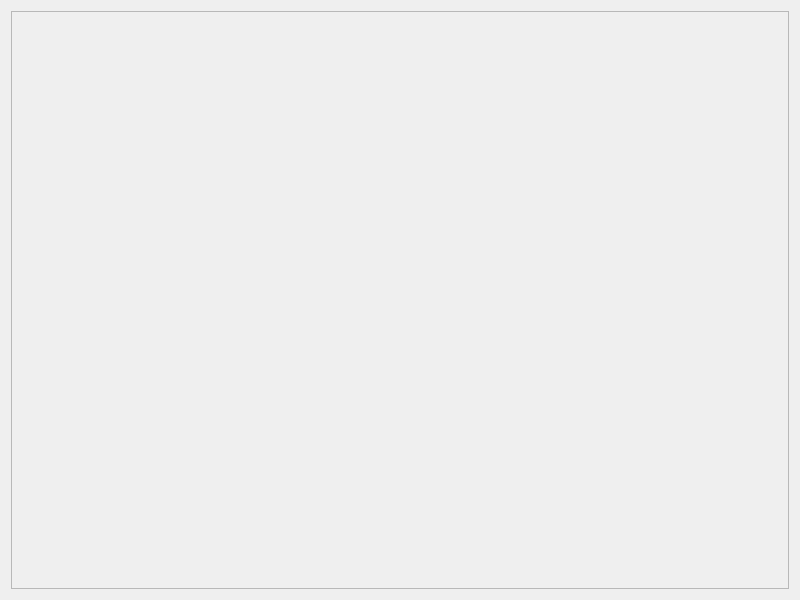
First picture: the form in actividad2/src/mainUI.ui, repository gmegiash/Proyecto_Robotica_25-26, before the edit.
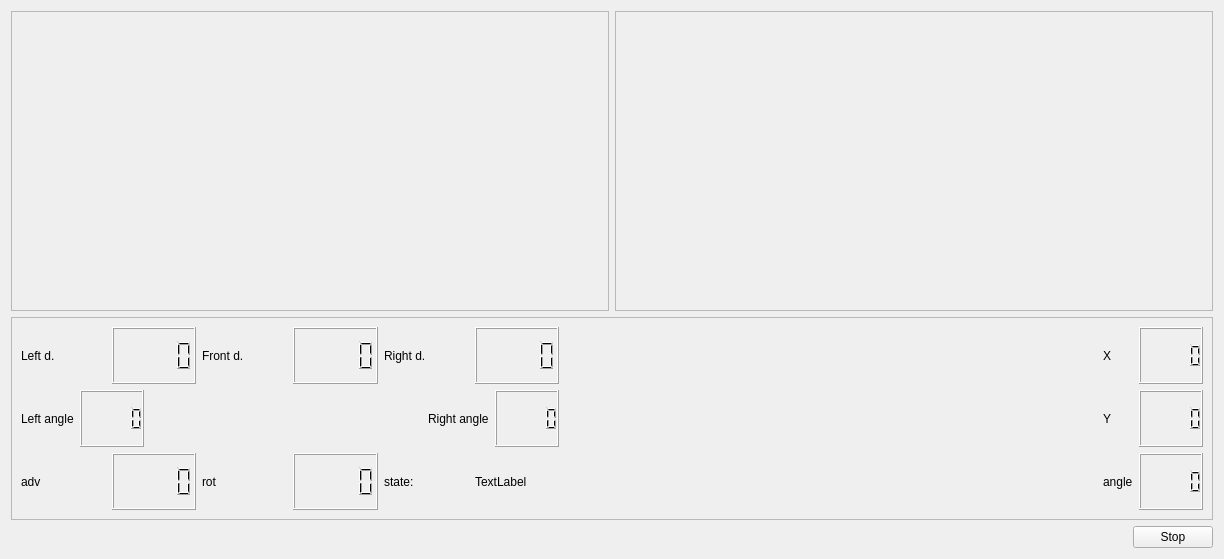
Second picture: the form after the edit.

Commit message: Nueva ventana de qt. Cambio de chocachoca a localiser Datos de la ventana actualizandose a tiempo real Metodo read_data() y ajuste de compute segun los criterios pedidos Me duele la cabeza 2

What changed in the file:
```diff
--- a/actividad2/src/mainUI.ui
+++ b/actividad2/src/mainUI.ui
@@ -6,23 +6,370 @@
    <rect>
     <x>0</x>
     <y>0</y>
-    <width>800</width>
-    <height>600</height>
+    <width>1224</width>
+    <height>559</height>
    </rect>
   </property>
   <property name="windowTitle">
    <string>chocachoca</string>
   </property>
-  <layout class="QGridLayout" name="gridLayout">
-   <item row="0" column="0">
-    <widget class="QFrame" name="frame">
-     <property name="frameShape">
-      <enum>QFrame::StyledPanel</enum>
-     </property>
-     <property name="frameShadow">
-      <enum>QFrame::Raised</enum>
-     </property>
-    </widget>
+  <layout class="QHBoxLayout" name="horizontalLayout_43">
+   <item>
+    <layout class="QVBoxLayout" name="verticalLayout_7">
+     <item>
+      <layout class="QHBoxLayout" name="horizontalLayout_17">
+       <item>
+        <widget class="QFrame" name="frame">
+         <property name="sizePolicy">
+          <sizepolicy hsizetype="Expanding" vsizetype="Preferred">
+           <horstretch>0</horstretch>
+           <verstretch>0</verstretch>
+          </sizepolicy>
+         </property>
+         <property name="minimumSize">
+          <size>
+           <width>500</width>
+           <height>300</height>
+          </size>
+         </property>
+         <property name="frameShape">
+          <enum>QFrame::StyledPanel</enum>
+         </property>
+         <property name="frameShadow">
+          <enum>QFrame::Raised</enum>
+         </property>
+        </widget>
+       </item>
+       <item>
+        <widget class="QFrame" name="frame_room">
+         <property name="sizePolicy">
+          <sizepolicy hsizetype="Expanding" vsizetype="Preferred">
+           <horstretch>0</horstretch>
+           <verstretch>0</verstretch>
+          </sizepolicy>
+         </property>
+         <property name="minimumSize">
+          <size>
+           <width>500</width>
+           <height>300</height>
+          </size>
+         </property>
+         <property name="frameShape">
+          <enum>QFrame::StyledPanel</enum>
+         </property>
+         <property name="frameShadow">
+          <enum>QFrame::Raised</enum>
+         </property>
+        </widget>
+       </item>
+      </layout>
+     </item>
+     <item>
+      <layout class="QVBoxLayout" name="verticalLayout_6">
+       <item>
+        <widget class="QFrame" name="frame_2">
+         <property name="sizePolicy">
+          <sizepolicy hsizetype="Minimum" vsizetype="Preferred">
+           <horstretch>0</horstretch>
+           <verstretch>0</verstretch>
+          </sizepolicy>
+         </property>
+         <property name="frameShape">
+          <enum>QFrame::StyledPanel</enum>
+         </property>
+         <property name="frameShadow">
+          <enum>QFrame::Raised</enum>
+         </property>
+         <layout class="QHBoxLayout" name="horizontalLayout_25">
+          <item>
+           <layout class="QHBoxLayout" name="horizontalLayout_24">
+            <item>
+             <layout class="QVBoxLayout" name="verticalLayout">
+              <item>
+               <layout class="QHBoxLayout" name="horizontalLayout_7">
+                <item>
+                 <layout class="QHBoxLayout" name="horizontalLayout_2">
+                  <item>
+                   <widget class="QLabel" name="label">
+                    <property name="text">
+                     <string>Left d.</string>
+                    </property>
+                   </widget>
+                  </item>
+                  <item>
+                   <widget class="QLCDNumber" name="lcdNumber_leftdist">
+                    <property name="font">
+                     <font>
+                      <bold>true</bold>
+                     </font>
+                    </property>
+                   </widget>
+                  </item>
+                 </layout>
+                </item>
+                <item>
+                 <layout class="QHBoxLayout" name="horizontalLayout_3">
+                  <item>
+                   <widget class="QLabel" name="label_2">
+                    <property name="text">
+                     <string>Front d.</string>
+                    </property>
+                   </widget>
+                  </item>
+                  <item>
+                   <widget class="QLCDNumber" name="lcdNumber_frontdist">
+                    <property name="font">
+                     <font>
+                      <bold>true</bold>
+                     </font>
+                    </property>
+                   </widget>
+                  </item>
+                 </layout>
+                </item>
+                <item>
+                 <layout class="QHBoxLayout" name="horizontalLayout_6">
+                  <item>
+                   <widget class="QLabel" name="label_3">
+                    <property name="text">
+                     <string>Right d.</string>
+                    </property>
+                   </widget>
+                  </item>
+                  <item>
+                   <widget class="QLCDNumber" name="lcdNumber_rightdist">
+                    <property name="font">
+                     <font>
+                      <bold>true</bold>
+                     </font>
+                    </property>
+                   </widget>
+                  </item>
+                 </layout>
+                </item>
+               </layout>
+              </item>
+              <item>
+               <layout class="QHBoxLayout" name="horizontalLayout_23">
+                <item>
+                 <layout class="QHBoxLayout" name="horizontalLayout_22">
+                  <item>
+                   <widget class="QLabel" name="label_15">
+                    <property name="text">
+                     <string>Left angle</string>
+                    </property>
+                   </widget>
+                  </item>
+                  <item>
+                   <widget class="QLCDNumber" name="lcdNumber_leftangle">
+                    <property name="font">
+                     <font>
+                      <bold>true</bold>
+                     </font>
+                    </property>
+                   </widget>
+                  </item>
+                 </layout>
+                </item>
+                <item>
+                 <spacer name="horizontalSpacer_2">
+                  <property name="orientation">
+                   <enum>Qt::Horizontal</enum>
+                  </property>
+                  <property name="sizeHint" stdset="0">
+                   <size>
+                    <width>40</width>
+                    <height>20</height>
+                   </size>
+                  </property>
+                 </spacer>
+                </item>
+                <item>
+                 <layout class="QHBoxLayout" name="horizontalLayout_18">
+                  <item>
+                   <widget class="QLabel" name="label_14">
+                    <property name="text">
+                     <string>Right angle</string>
+                    </property>
+                   </widget>
+                  </item>
+                  <item>
+                   <widget class="QLCDNumber" name="lcdNumber_rightangle">
+                    <property name="font">
+                     <font>
+                      <bold>true</bold>
+                     </font>
+                    </property>
+                   </widget>
+                  </item>
+                 </layout>
+                </item>
+               </layout>
+              </item>
+              <item>
+               <layout class="QHBoxLayout" name="horizontalLayout_8">
+                <item>
+                 <layout class="QHBoxLayout" name="horizontalLayout_4">
+                  <item>
+                   <widget class="QLabel" name="label_4">
+                    <property name="text">
+                     <string>adv</string>
+                    </property>
+                   </widget>
+                  </item>
+                  <item>
+                   <widget class="QLCDNumber" name="lcdNumber_adv"/>
+                  </item>
+                 </layout>
+                </item>
+                <item>
+                 <layout class="QHBoxLayout" name="horizontalLayout_5">
+                  <item>
+                   <widget class="QLabel" name="label_5">
+                    <property name="text">
+                     <string>rot</string>
+                    </property>
+                   </widget>
+                  </item>
+                  <item>
+                   <widget class="QLCDNumber" name="lcdNumber_rot"/>
+                  </item>
+                 </layout>
+                </item>
+                <item>
+                 <layout class="QHBoxLayout" name="horizontalLayout">
+                  <item>
+                   <widget class="QLabel" name="label_state_name">
+                    <property name="text">
+                     <string>state:</string>
+                    </property>
+                   </widget>
+                  </item>
+                  <item>
+                   <widget class="QLabel" name="label_state">
+                    <property name="text">
+                     <string>TextLabel</string>
+                    </property>
+                   </widget>
+                  </item>
+                 </layout>
+                </item>
+               </layout>
+              </item>
+             </layout>
+            </item>
+            <item>
+             <spacer name="horizontalSpacer_3">
+              <property name="orientation">
+               <enum>Qt::Horizontal</enum>
+              </property>
+              <property name="sizeHint" stdset="0">
+               <size>
+                <width>40</width>
+                <height>20</height>
+               </size>
+              </property>
+             </spacer>
+            </item>
+            <item>
+             <layout class="QVBoxLayout" name="verticalLayout_3">
+              <item>
+               <layout class="QHBoxLayout" name="horizontalLayout_19">
+                <item>
+                 <widget class="QLabel" name="label_11">
+                  <property name="text">
+                   <string>X</string>
+                  </property>
+                 </widget>
+                </item>
+                <item>
+                 <widget class="QLCDNumber" name="lcdNumber_xpos">
+                  <property name="font">
+                   <font>
+                    <bold>true</bold>
+                   </font>
+                  </property>
+                 </widget>
+                </item>
+               </layout>
+              </item>
+              <item>
+               <layout class="QHBoxLayout" name="horizontalLayout_20">
+                <item>
+                 <widget class="QLabel" name="label_12">
+                  <property name="text">
+                   <string>Y</string>
+                  </property>
+                 </widget>
+                </item>
+                <item>
+                 <widget class="QLCDNumber" name="lcdNumber_ypos">
+                  <property name="font">
+                   <font>
+                    <bold>true</bold>
+                   </font>
+                  </property>
+                 </widget>
+                </item>
+               </layout>
+              </item>
+              <item>
+               <layout class="QHBoxLayout" name="horizontalLayout_21">
+                <item>
+                 <widget class="QLabel" name="label_13">
+                  <property name="text">
+                   <string>angle</string>
+                  </property>
+                 </widget>
+                </item>
+                <item>
+                 <widget class="QLCDNumber" name="lcdNumber_angle">
+                  <property name="font">
+                   <font>
+                    <bold>true</bold>
+                   </font>
+                  </property>
+                 </widget>
+                </item>
+               </layout>
+              </item>
+             </layout>
+            </item>
+           </layout>
+          </item>
+         </layout>
+        </widget>
+       </item>
+       <item>
+        <layout class="QHBoxLayout" name="horizontalLayout_42">
+         <item>
+          <spacer name="horizontalSpacer_6">
+           <property name="orientation">
+            <enum>Qt::Horizontal</enum>
+           </property>
+           <property name="sizeHint" stdset="0">
+            <size>
+             <width>40</width>
+             <height>20</height>
+            </size>
+           </property>
+          </spacer>
+         </item>
+         <item>
+          <widget class="QPushButton" name="pushButton_stop">
+           <property name="text">
+            <string>Stop</string>
+           </property>
+           <property name="checkable">
+            <bool>true</bool>
+           </property>
+          </widget>
+         </item>
+        </layout>
+       </item>
+      </layout>
+     </item>
+    </layout>
    </item>
   </layout>
  </widget>
```
Left out of the diff: 2 changed lines with no effect on the pictures. The commit also changes 7 other files.
